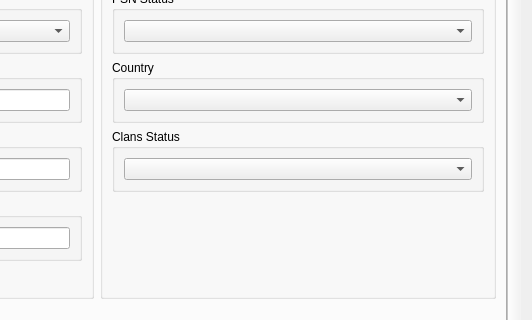
This is rpcs3/rpcs3qt/settings_dialog.ui in RPCS3/rpcs3 as Qt 5 draws it before an edit; both pictures show x 324 to 856 and y 84 to 404 of the 856 by 688 pixel window. The edited form follows.
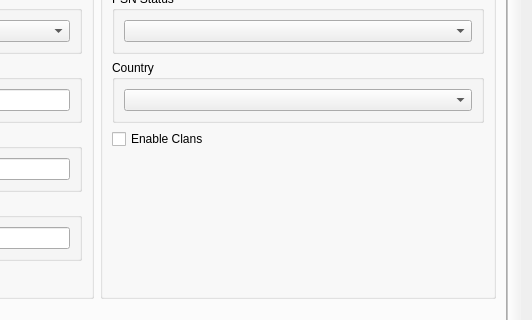
This is the edited form. The open tabs and pages were chosen to show the change. Icons and pictures are not drawn.

Commit message: Clans: CheckBox instead of a ComboBox, Boolean instad of an Enum config option

```diff
--- a/rpcs3/rpcs3qt/settings_dialog.ui
+++ b/rpcs3/rpcs3qt/settings_dialog.ui
@@ -2320,15 +2320,10 @@
               </widget>
              </item>
              <item>
-              <widget class="QGroupBox" name="gb_clansStatusBox">
-               <property name="title">
-                <string>Clans Status</string>
-               </property>
-               <layout class="QVBoxLayout" name="gb_clansStatusBox_layout">
-                <item>
-                 <widget class="QComboBox" name="clansStatusBox"/>
-                </item>
-               </layout>
+              <widget class="QCheckBox" name="enable_clans">
+                <property name="text">
+                 <string>Enable Clans</string>
+                </property>
               </widget>
              </item>
              <item>
```
The commit also changes 8 other files.
